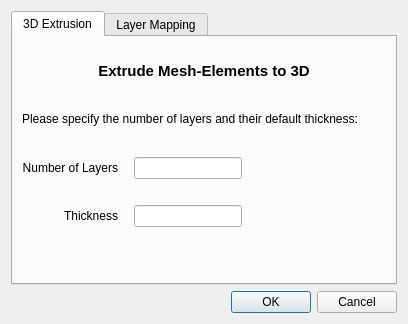
Qt form Gui/DataView/MshEdit.ui (ufz/ogs) before a commit.
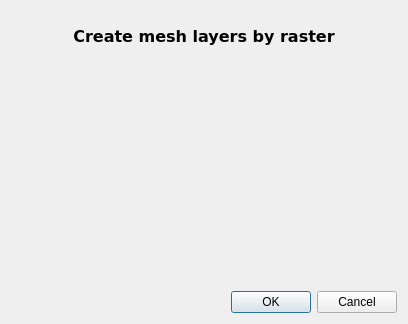
The same form after that commit.

Commit message: fixed gmshinterface; fixed mesh copy constructor; fixed layer mapping; removed various TODO6 tags. DIRECT STs still not working; FEFLOW and TETGEN still not working; getsurface still not working

What changed in the file:
```diff
--- a/Gui/DataView/MshEdit.ui
+++ b/Gui/DataView/MshEdit.ui
@@ -13,362 +13,59 @@
   <property name="windowTitle">
    <string>Dialog</string>
   </property>
-  <layout class="QVBoxLayout" name="verticalLayout_2">
+  <layout class="QVBoxLayout" name="verticalLayout">
    <item>
-    <widget class="QTabWidget" name="tabWidget">
-     <property name="sizePolicy">
-      <sizepolicy hsizetype="Expanding" vsizetype="Expanding">
-       <horstretch>0</horstretch>
-       <verstretch>0</verstretch>
-      </sizepolicy>
-     </property>
-     <property name="currentIndex">
-      <number>0</number>
-     </property>
-     <widget class="QWidget" name="tab3DExtrusion">
-      <attribute name="title">
-       <string>3D Extrusion</string>
-      </attribute>
-      <layout class="QVBoxLayout" name="verticalLayout_3">
-       <item>
-        <layout class="QVBoxLayout" name="vLayout3DExtrusion">
-         <property name="spacing">
-          <number>16</number>
-         </property>
-         <item>
-          <widget class="QLabel" name="label_4">
-           <property name="sizePolicy">
-            <sizepolicy hsizetype="Expanding" vsizetype="Fixed">
-             <horstretch>0</horstretch>
-             <verstretch>0</verstretch>
-            </sizepolicy>
-           </property>
-           <property name="minimumSize">
-            <size>
-             <width>0</width>
-             <height>50</height>
-            </size>
-           </property>
-           <property name="font">
-            <font>
-             <pointsize>11</pointsize>
-             <weight>75</weight>
-             <bold>true</bold>
-            </font>
-           </property>
-           <property name="text">
-            <string>Extrude Mesh-Elements to 3D</string>
-           </property>
-           <property name="alignment">
-            <set>Qt::AlignCenter</set>
-           </property>
-          </widget>
-         </item>
-         <item>
-          <widget class="QLabel" name="label">
-           <property name="sizePolicy">
-            <sizepolicy hsizetype="Preferred" vsizetype="Fixed">
-             <horstretch>0</horstretch>
-             <verstretch>0</verstretch>
-            </sizepolicy>
-           </property>
-           <property name="text">
-            <string>Please specify the number of layers and their default thickness:</string>
-           </property>
-           <property name="margin">
-            <number>0</number>
-           </property>
-          </widget>
-         </item>
-         <item>
-          <layout class="QGridLayout" name="gridLayout3DExtrusion">
-           <property name="leftMargin">
-            <number>0</number>
-           </property>
-           <property name="topMargin">
-            <number>15</number>
-           </property>
-           <property name="horizontalSpacing">
-            <number>16</number>
-           </property>
-           <property name="verticalSpacing">
-            <number>26</number>
-           </property>
-           <item row="0" column="0">
-            <widget class="QLabel" name="labelNLayers">
-             <property name="enabled">
-              <bool>true</bool>
-             </property>
-             <property name="sizePolicy">
-              <sizepolicy hsizetype="Minimum" vsizetype="Fixed">
-               <horstretch>0</horstretch>
-               <verstretch>0</verstretch>
-              </sizepolicy>
-             </property>
-             <property name="minimumSize">
-              <size>
-               <width>0</width>
-               <height>0</height>
-              </size>
-             </property>
-             <property name="text">
-              <string>Number of Layers</string>
-             </property>
-             <property name="alignment">
-              <set>Qt::AlignRight|Qt::AlignTrailing|Qt::AlignVCenter</set>
-             </property>
-            </widget>
-           </item>
-           <item row="0" column="1">
-            <widget class="QLineEdit" name="editNLayers">
-             <property name="sizePolicy">
-              <sizepolicy hsizetype="Fixed" vsizetype="Fixed">
-               <horstretch>0</horstretch>
-               <verstretch>0</verstretch>
-              </sizepolicy>
-             </property>
-             <property name="minimumSize">
-              <size>
-               <width>0</width>
-               <height>0</height>
-              </size>
-             </property>
-            </widget>
-           </item>
-           <item row="1" column="0">
-            <widget class="QLabel" name="labelThickness">
-             <property name="sizePolicy">
-              <sizepolicy hsizetype="Minimum" vsizetype="Fixed">
-               <horstretch>0</horstretch>
-               <verstretch>0</verstretch>
-              </sizepolicy>
-             </property>
-             <property name="minimumSize">
-              <size>
-               <width>80</width>
-               <height>0</height>
-              </size>
-             </property>
-             <property name="text">
-              <string>Thickness</string>
-             </property>
-             <property name="alignment">
-              <set>Qt::AlignRight|Qt::AlignTrailing|Qt::AlignVCenter</set>
-             </property>
-            </widget>
-           </item>
-           <item row="1" column="1">
-            <widget class="QLineEdit" name="editThickness">
-             <property name="sizePolicy">
-              <sizepolicy hsizetype="Fixed" vsizetype="Fixed">
-               <horstretch>0</horstretch>
-               <verstretch>0</verstretch>
-              </sizepolicy>
-             </property>
-            </widget>
-           </item>
-           <item row="0" column="2">
-            <spacer name="horizontalSpacer">
-             <property name="orientation">
-              <enum>Qt::Horizontal</enum>
-             </property>
-             <property name="sizeHint" stdset="0">
-              <size>
-               <width>40</width>
-               <height>20</height>
-              </size>
-             </property>
-            </spacer>
-           </item>
-           <item row="1" column="2">
-            <spacer name="horizontalSpacer_2">
-             <property name="orientation">
-              <enum>Qt::Horizontal</enum>
-             </property>
-             <property name="sizeType">
-              <enum>QSizePolicy::Expanding</enum>
-             </property>
-             <property name="sizeHint" stdset="0">
-              <size>
-               <width>40</width>
-               <height>20</height>
-              </size>
-             </property>
-            </spacer>
-           </item>
-           <item row="2" column="1">
-            <spacer name="verticalSpacer">
-             <property name="orientation">
-              <enum>Qt::Vertical</enum>
-             </property>
-             <property name="sizeType">
-              <enum>QSizePolicy::Expanding</enum>
-             </property>
-             <property name="sizeHint" stdset="0">
-              <size>
-               <width>20</width>
-               <height>40</height>
-              </size>
-             </property>
-            </spacer>
-           </item>
-           <item row="2" column="0">
-            <spacer name="verticalSpacer_2">
-             <property name="orientation">
-              <enum>Qt::Vertical</enum>
-             </property>
-             <property name="sizeType">
-              <enum>QSizePolicy::Expanding</enum>
-             </property>
-             <property name="sizeHint" stdset="0">
-              <size>
-               <width>20</width>
-               <height>40</height>
-              </size>
-             </property>
-            </spacer>
-           </item>
-           <item row="2" column="2">
-            <spacer name="verticalSpacer_3">
-             <property name="orientation">
-              <enum>Qt::Vertical</enum>
-             </property>
-             <property name="sizeType">
-              <enum>QSizePolicy::Expanding</enum>
-             </property>
-             <property name="sizeHint" stdset="0">
-              <size>
-               <width>20</width>
-               <height>40</height>
-              </size>
-             </property>
-            </spacer>
-           </item>
-          </layout>
-         </item>
-        </layout>
-       </item>
-      </layout>
-     </widget>
-     <widget class="QWidget" name="tabLayerMapping">
-      <property name="sizePolicy">
-       <sizepolicy hsizetype="Expanding" vsizetype="Expanding">
-        <horstretch>0</horstretch>
-        <verstretch>0</verstretch>
-       </sizepolicy>
-      </property>
-      <attribute name="title">
-       <string>Layer Mapping</string>
-      </attribute>
-      <layout class="QVBoxLayout" name="verticalLayout_4">
-       <property name="spacing">
-        <number>0</number>
+    <layout class="QVBoxLayout" name="dialogLayout">
+     <item>
+      <widget class="QLabel" name="label">
+       <property name="minimumSize">
+        <size>
+         <width>0</width>
+         <height>50</height>
+        </size>
        </property>
-       <property name="margin">
-        <number>0</number>
+       <property name="maximumSize">
+        <size>
+         <width>16777215</width>
+         <height>50</height>
+        </size>
        </property>
-       <item>
-        <widget class="QScrollArea" name="scrollArea">
-         <property name="frameShadow">
-          <enum>QFrame::Sunken</enum>
-         </property>
-         <property name="lineWidth">
-          <number>0</number>
-         </property>
-         <property name="widgetResizable">
-          <bool>true</bool>
-         </property>
-         <property name="alignment">
-          <set>Qt::AlignLeading|Qt::AlignLeft|Qt::AlignTop</set>
-         </property>
-         <widget class="QWidget" name="scrollAreaWidgetContents">
-          <property name="geometry">
-           <rect>
-            <x>0</x>
-            <y>0</y>
-            <width>382</width>
-            <height>249</height>
-           </rect>
-          </property>
-          <property name="sizePolicy">
-           <sizepolicy hsizetype="Expanding" vsizetype="Expanding">
-            <horstretch>0</horstretch>
-            <verstretch>0</verstretch>
-           </sizepolicy>
-          </property>
-          <layout class="QVBoxLayout" name="verticalLayout">
-           <property name="spacing">
-            <number>6</number>
-           </property>
-           <property name="margin">
-            <number>9</number>
-           </property>
-           <item>
-            <layout class="QVBoxLayout" name="vLayoutLayerMapping">
-             <property name="spacing">
-              <number>16</number>
-             </property>
-             <property name="margin">
-              <number>0</number>
-             </property>
-             <item>
-              <widget class="QLabel" name="label_5">
-               <property name="sizePolicy">
-                <sizepolicy hsizetype="Expanding" vsizetype="Fixed">
-                 <horstretch>0</horstretch>
-                 <verstretch>0</verstretch>
-                </sizepolicy>
-               </property>
-               <property name="minimumSize">
-                <size>
-                 <width>0</width>
-                 <height>50</height>
-                </size>
-               </property>
-               <property name="font">
-                <font>
-                 <pointsize>11</pointsize>
-                 <weight>75</weight>
-                 <bold>true</bold>
-                </font>
-               </property>
-               <property name="text">
-                <string>Map mesh layers by raster</string>
-               </property>
-               <property name="alignment">
-                <set>Qt::AlignCenter</set>
-               </property>
-              </widget>
-             </item>
-             <item>
-              <widget class="QLabel" name="label_2">
-               <property name="sizePolicy">
-                <sizepolicy hsizetype="Preferred" vsizetype="Fixed">
-                 <horstretch>0</horstretch>
-                 <verstretch>0</verstretch>
-                </sizepolicy>
-               </property>
-               <property name="text">
-                <string>Please specify which rasterfile should used for each mesh layer:</string>
-               </property>
-              </widget>
-             </item>
-             <item>
-              <layout class="QGridLayout" name="gridLayoutLayerMapping">
-               <property name="margin">
-                <number>0</number>
-               </property>
-              </layout>
-             </item>
-            </layout>
-           </item>
-          </layout>
-         </widget>
-        </widget>
-       </item>
-      </layout>
-     </widget>
-    </widget>
+       <property name="font">
+        <font>
+         <family>Verdana</family>
+         <pointsize>12</pointsize>
+         <weight>75</weight>
+         <bold>true</bold>
+        </font>
+       </property>
+       <property name="layoutDirection">
+        <enum>Qt::LeftToRight</enum>
+       </property>
+       <property name="text">
+        <string>Create mesh layers by raster</string>
+       </property>
+       <property name="alignment">
+        <set>Qt::AlignCenter</set>
+       </property>
+      </widget>
+     </item>
+     <item>
+      <layout class="QGridLayout" name="gridLayoutLayerMapping"/>
+     </item>
+    </layout>
+   </item>
+   <item>
+    <spacer name="verticalSpacer">
+     <property name="orientation">
+      <enum>Qt::Vertical</enum>
+     </property>
+     <property name="sizeHint" stdset="0">
+      <size>
+       <width>20</width>
+       <height>40</height>
+      </size>
+     </property>
+    </spacer>
    </item>
    <item>
     <widget class="QDialogButtonBox" name="buttonBox">
```
The commit also changes 37 other files.
